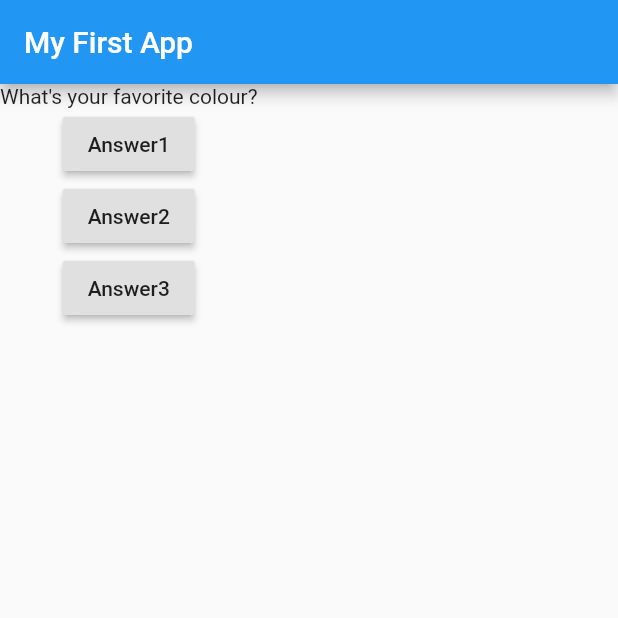
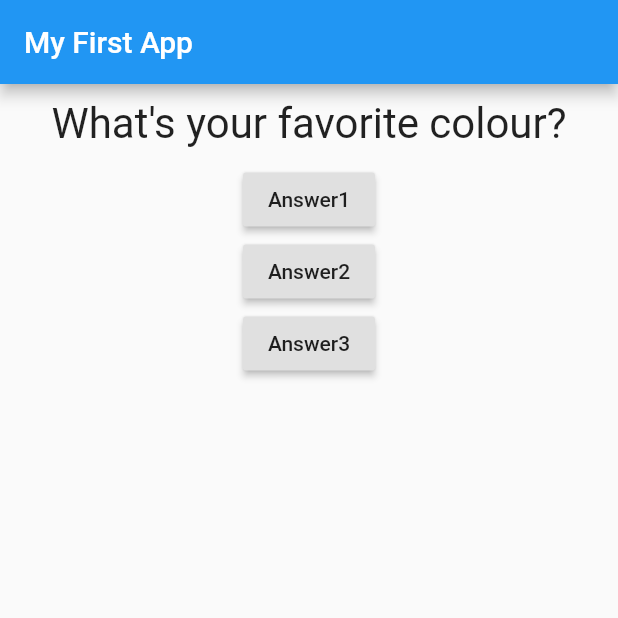
Before and after one commit to code4kunal/hands-on-flutter, a Flutter app: the screen it shows after launch, on a phone screen of 412 x 824 dp, the top half of it. Run offline on Flutter 3.47's test engine with Material 2 defaults, Android fonts, the phone set to English and light mode, and no system bars.

```diff
--- a/lib/main.dart
+++ b/lib/main.dart
@@ -1,4 +1,6 @@
 import 'package:flutter/material.dart';
+
+import'./question.dart';
 
 void main() {
   runApp(MyApp());
@@ -16,7 +18,7 @@ class _MyAppState extends State<MyApp> {
     setState(() {
       questionIndex = state;
     });
-    print(questionIndex);
+  print(questionIndex);
   }
 
   @override
@@ -32,7 +34,7 @@ class _MyAppState extends State<MyApp> {
         title: Text('My First App'),
       ),
       body: Column(children: [
-        Text(questions[questionIndex]),
+        Question(questions[questionIndex]),
         RaisedButton(
           child: Text('Answer1'),
           onPressed: () => answerQuestion(0),
@@ -43,7 +45,8 @@ class _MyAppState extends State<MyApp> {
         ),
         RaisedButton(
           child: Text('Answer3'),
-          onPressed: () => answerQuestion(2),
+          onPressed:
+            () => answerQuestion(2)
         ),
       ]),
     ));
--- /dev/null
+++ b/lib/question.dart
@@ -0,0 +1,20 @@
+import 'package:flutter/material.dart';
+
+class Question extends StatelessWidget {
+  //use st shortcut
+  final String questionText;
+
+  Question(this.questionText);
+
+  @override
+  Widget build(BuildContext context) {
+    return Container(
+        width: double.infinity,
+        margin: EdgeInsets.all(10),
+        child: Text(
+          questionText,
+          style: TextStyle(fontSize: 28),
+          textAlign: TextAlign.center,
+        ));
+  }
+}
```
